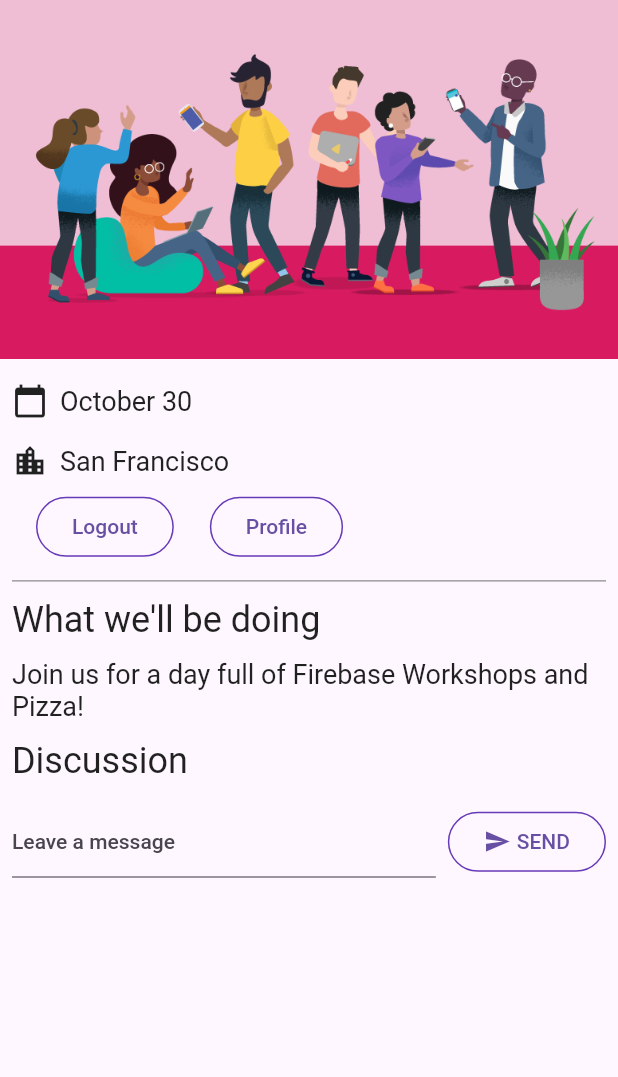
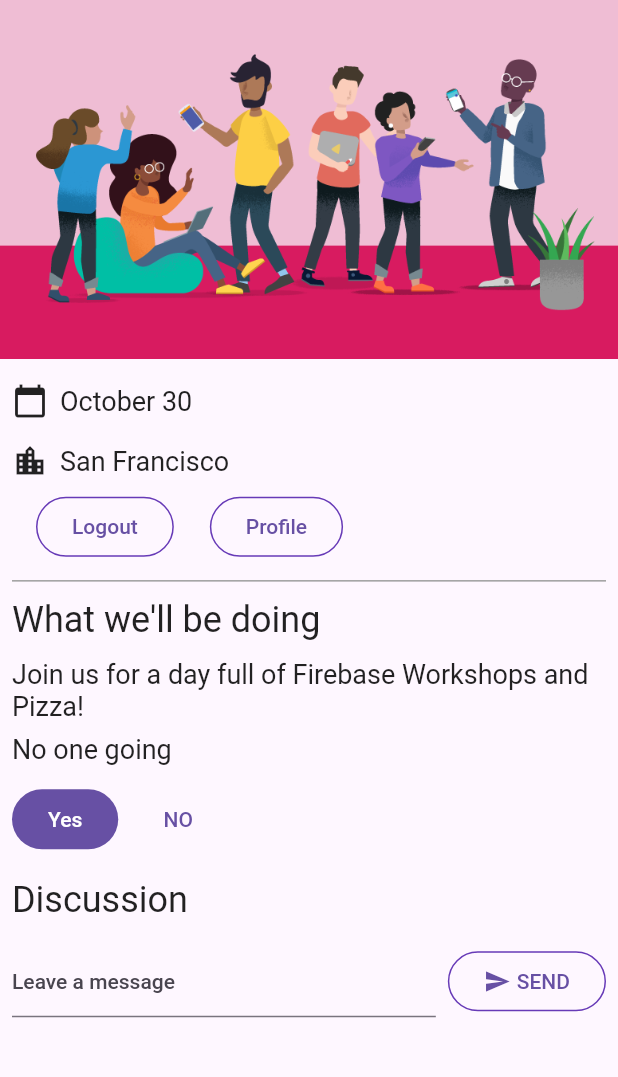
Before and after one commit to RYOTAN9688/firebase_message, a Flutter app: the screen it shows once a user with an empty profile is signed in, on a phone screen of 412 x 824 dp, the part 84-1161 px from its top. Run offline on Flutter 3.47's test engine with Material 2 defaults, Android fonts, the phone set to English and light mode, and no system bars; our stand-ins replace cloud_firestore, firebase_auth, firebase_core, go_router, google_fonts; missing offline and left inert: firebase_ui_auth; accounts and stored records are empty.

Commit message:
counter of how many people are attending.

```diff
--- a/lib/app_state.dart
+++ b/lib/app_state.dart
@@ -10,6 +10,8 @@ import 'package:flutter/material.dart';
 
 import 'firebase_options.dart';
 import 'guest_book_message.dart';
+
+enum Attending { yes, no, unknown }
 
 class ApplicationState extends ChangeNotifier {
   ApplicationState() {
@@ -29,6 +31,13 @@ class ApplicationState extends ChangeNotifier {
     FirebaseUIAuth.configureProviders([
       EmailAuthProvider(),
     ]);
+
+    FirebaseFirestore.instance.collection('attendees').where('attending', isEqualTo: true).snapshots().listen(
+      (snapshot) {
+        _attendees = snapshot.docs.length;
+        notifyListeners();
+      },
+    );
 
     FirebaseAuth.instance.userChanges().listen(
       (user) {
@@ -51,12 +60,27 @@ class ApplicationState extends ChangeNotifier {
                 ),
               );
             }
+            _attendingSubscription = FirebaseFirestore.instance.collection('attendees').doc(user.uid).snapshots().listen(
+              (snapshot) {
+                if (snapshot.data() != null) {
+                  if (snapshot.data()!['attending'] as bool) {
+                    _atteing = Attending.yes;
+                  } else {
+                    _atteing = Attending.no;
+                  }
+                } else {
+                  _atteing = Attending.unknown;
+                }
+                notifyListeners();
+              },
+            );
             notifyListeners();
           });
         } else {
           _loggedIn = false;
           _guestBookMessage = [];
           _guestBookSubscription?.cancel();
+          _attendingSubscription?.cancel();
         }
         notifyListeners();
       },
@@ -75,4 +99,19 @@ class ApplicationState extends ChangeNotifier {
       'userId': FirebaseAuth.instance.currentUser!.uid,
     });
   }
+
+  int _attendees = 0;
+  int get attendees => _attendees;
+
+  Attending _atteing = Attending.unknown;
+  StreamSubscription<DocumentSnapshot>? _attendingSubscription;
+  Attending get attending => _atteing;
+  set attending(Attending attending) {
+    final userDoc = FirebaseFirestore.instance.collection('attendees').doc(FirebaseAuth.instance.currentUser!.uid);
+    if (attending == Attending.yes) {
+      userDoc.set(<String, dynamic>{'attending': true});
+    } else {
+      userDoc.set(<String, dynamic>{'attending': false});
+    }
+  }
 }
--- a/lib/home_page.dart
+++ b/lib/home_page.dart
@@ -7,9 +7,11 @@ import 'package:flutter/material.dart';
 import 'package:provider/provider.dart';
 
 import 'app_state.dart';
+import 'app_state.dart';
 import 'guest_book.dart';
 import 'src/authentication.dart';
 import 'src/widgets.dart';
+import 'yes_no_selection.dart';
 
 class HomePage extends StatelessWidget {
   const HomePage({super.key});
@@ -48,7 +50,20 @@ class HomePage extends StatelessWidget {
             builder: (context, appState, _) => Column(
               crossAxisAlignment: CrossAxisAlignment.start,
               children: [
+                // Add from here...
+                switch (appState.attendees) {
+                  1 => const Paragraph('1 person going'),
+                  >= 2 => Paragraph('${appState.attendees} people going'),
+                  _ => const Paragraph('No one going'),
+                },
+                // ...to here.
                 if (appState.loggedIn) ...[
+                  // Add from here...
+                  YesNoSelection(
+                    state: appState.attending,
+                    onSelection: (attending) => appState.attending = attending,
+                  ),
+                  // ...to here.
                   const Header('Discussion'),
                   GuestBook(
                     addMessage: (message) => appState.addMessageToGuestBook(message),
--- /dev/null
+++ b/lib/yes_no_selection.dart
@@ -0,0 +1,67 @@
+import 'package:flutter/material.dart';
+
+import 'app_state.dart';
+import 'src/widgets.dart';
+
+class YesNoSelection extends StatelessWidget {
+  const YesNoSelection({super.key, required this.state, required this.onSelection});
+  final Attending state;
+  final void Function(Attending selection) onSelection;
+
+  @override
+  Widget build(BuildContext context) {
+    switch (state) {
+      case Attending.yes:
+        return Padding(
+          padding: const EdgeInsets.all(8.0),
+          child: Row(
+            children: [
+              FilledButton(
+                onPressed: () => onSelection(Attending.yes),
+                child: const Text('Yes'),
+              ),
+              const SizedBox(width: 8),
+              TextButton(
+                onPressed: () => onSelection(Attending.no),
+                child: const Text('NO'),
+              ),
+            ],
+          ),
+        );
+      case Attending.no:
+        return Padding(
+          padding: const EdgeInsets.all(8.0),
+          child: Row(
+            children: [
+              FilledButton(
+                onPressed: () => onSelection(Attending.yes),
+                child: const Text('Yes'),
+              ),
+              const SizedBox(width: 8),
+              TextButton(
+                onPressed: () => onSelection(Attending.no),
+                child: const Text('NO'),
+              ),
+            ],
+          ),
+        );
+      default:
+        return Padding(
+          padding: const EdgeInsets.all(8.0),
+          child: Row(
+            children: [
+              FilledButton(
+                onPressed: () => onSelection(Attending.yes),
+                child: const Text('Yes'),
+              ),
+              const SizedBox(width: 8),
+              TextButton(
+                onPressed: () => onSelection(Attending.no),
+                child: const Text('NO'),
+              ),
+            ],
+          ),
+        );
+    }
+  }
+}
```
